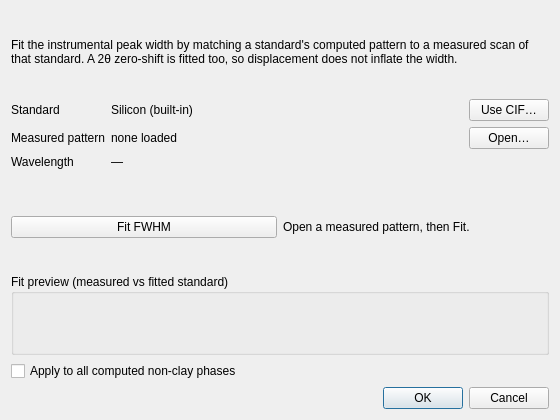
Parthasarathi-Ghosh/MudLab2, file src/mudlab/ui/calibrate_fwhm.ui: the form before one commit.
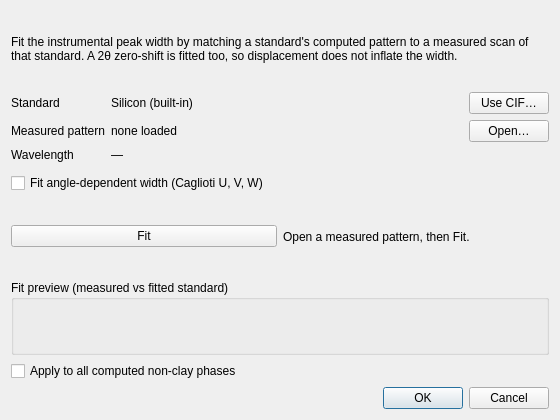
The form after the commit.

Commit message: Non-clay path-2 (w): Caglioti angle-dependent peak width

The edit to the form file:
```diff
--- a/src/mudlab/ui/calibrate_fwhm.ui
+++ b/src/mudlab/ui/calibrate_fwhm.ui
@@ -119,12 +119,22 @@
      </item>
     </layout>
    </item>
+   <item>
+    <widget class="QCheckBox" name="chk_caglioti">
+     <property name="toolTip">
+      <string>Fit an angle-dependent width (Caglioti U,V,W: FWHM² = U·tan²θ + V·tanθ + W) instead of one constant FWHM. Needs a standard scan spanning a wide 2θ range.</string>
+     </property>
+     <property name="text">
+      <string>Fit angle-dependent width (Caglioti U, V, W)</string>
+     </property>
+    </widget>
+   </item>
    <item>
     <layout class="QHBoxLayout" name="fitRow">
      <item>
       <widget class="QPushButton" name="button_fit">
        <property name="text">
-        <string>Fit FWHM</string>
+        <string>Fit</string>
        </property>
       </widget>
      </item>
```
The commit also changes 12 other files.
